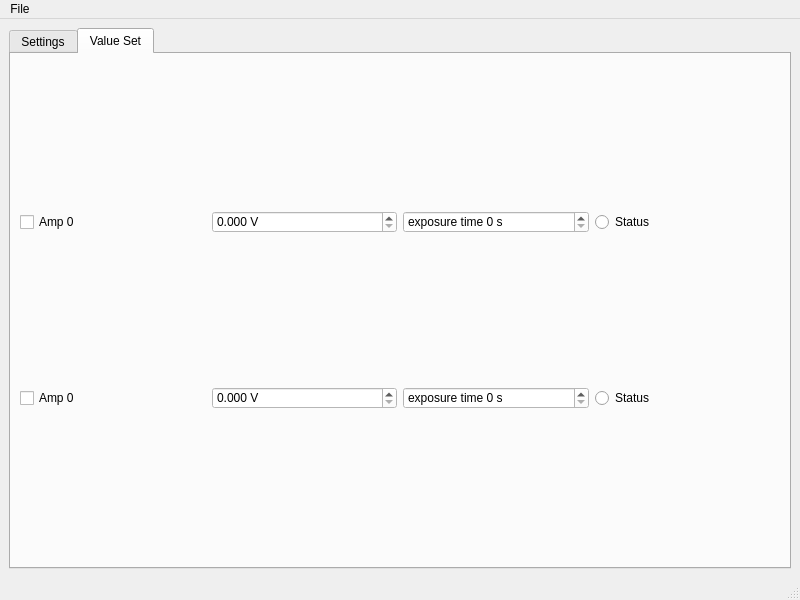
muchnoi/BNC-PB-5, file design.ui: the form before one commit.
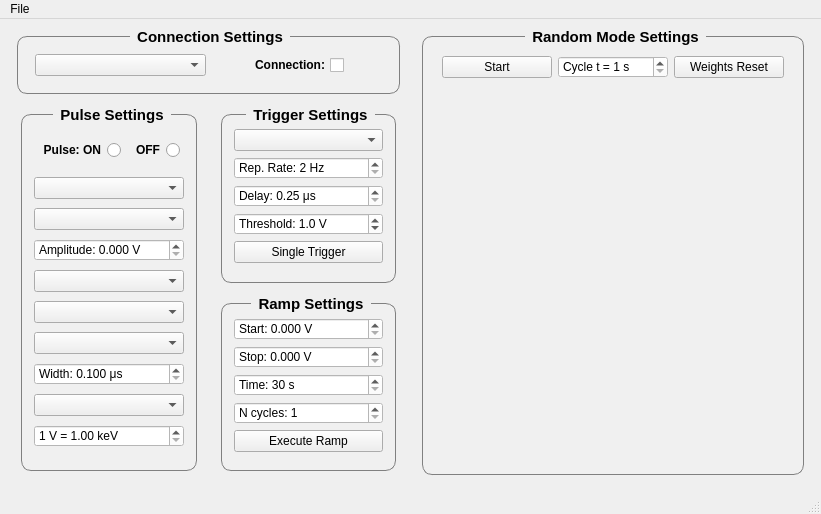
The form after the commit.

Diff of the .ui file:
```diff
--- a/design.ui
+++ b/design.ui
@@ -6,33 +6,47 @@
    <rect>
     <x>0</x>
     <y>0</y>
-    <width>800</width>
-    <height>600</height>
+    <width>821</width>
+    <height>514</height>
    </rect>
   </property>
   <property name="windowTitle">
    <string>MainWindow</string>
   </property>
   <property name="styleSheet">
-   <string notr="true">QGroupBox { border: 1px solid grey;   border-radius: 10px;   font-weight: bold; font-size: 12pt; color: black; padding:8px; margin:8px; background-color: #F0F0F0;}
+   <string notr="true">QGroupBox { border: 1px solid grey;   border-radius: 10px;   font-weight: bold; font-size: 11pt; color: black; padding:8px; margin:8px; background-color: #F0F0F0;}
 QGroupBox::title {  subcontrol-origin: margin;   subcontrol-position: top center;    padding:  0 5px;  }
 QSpinBox {             background-color: #FFFFFF; }
 QDoubleSpinBox {background-color: #FFFFFF;} </string>
   </property>
   <widget class="QWidget" name="centralwidget">
-   <layout class="QHBoxLayout" name="horizontalLayout_2">
+   <layout class="QHBoxLayout" name="horizontalLayout">
     <item>
-     <widget class="QTabWidget" name="tabWidget">
-      <property name="currentIndex">
-       <number>1</number>
+     <widget class="QFrame" name="frame_4">
+      <property name="frameShape">
+       <enum>QFrame::NoFrame</enum>
       </property>
-      <widget class="QWidget" name="settings_tab">
-       <attribute name="title">
-        <string>Settings</string>
-       </attribute>
-       <layout class="QVBoxLayout" name="verticalLayout_5">
+      <property name="frameShadow">
+       <enum>QFrame::Raised</enum>
+      </property>
+      <layout class="QVBoxLayout" name="verticalLayout_7">
+       <property name="spacing">
+        <number>0</number>
+       </property>
+       <property name="leftMargin">
+        <number>0</number>
+       </property>
+       <property name="topMargin">
+        <number>0</number>
+       </property>
+       <property name="rightMargin">
+        <number>0</number>
+       </property>
+       <property name="bottomMargin">
+        <number>0</number>
+       </property>
         <item>
-         <widget class="QGroupBox" name="groupBox">
+        <widget class="QGroupBox" name="ConnectionGroupBox">
           <property name="sizePolicy">
            <sizepolicy hsizetype="Preferred" vsizetype="Maximum">
             <horstretch>0</horstretch>
@@ -81,76 +95,56 @@
              </property>
             </widget>
            </item>
-           <item alignment="Qt::AlignHCenter">
-            <widget class="QRadioButton" name="PulseOnButton">
-             <property name="sizePolicy">
-              <sizepolicy hsizetype="Preferred" vsizetype="Fixed">
-               <horstretch>0</horstretch>
-               <verstretch>0</verstretch>
-              </sizepolicy>
-             </property>
-             <property name="font">
-              <font>
-               <weight>75</weight>
-               <bold>true</bold>
-              </font>
-             </property>
-             <property name="layoutDirection">
-              <enum>Qt::RightToLeft</enum>
-             </property>
-             <property name="text">
-              <string>Pulse ON</string>
-             </property>
-            </widget>
-           </item>
-           <item alignment="Qt::AlignHCenter">
-            <widget class="QRadioButton" name="PulseOffButton">
-             <property name="sizePolicy">
-              <sizepolicy hsizetype="Preferred" vsizetype="Fixed">
-               <horstretch>0</horstretch>
-               <verstretch>0</verstretch>
-              </sizepolicy>
-             </property>
-             <property name="font">
-              <font>
-               <weight>75</weight>
-               <bold>true</bold>
-              </font>
-             </property>
-             <property name="layoutDirection">
-              <enum>Qt::RightToLeft</enum>
-             </property>
-             <property name="text">
-              <string>Pulse OFF</string>
-             </property>
-            </widget>
-           </item>
           </layout>
          </widget>
         </item>
         <item>
-         <widget class="QFrame" name="frame_2">
+        <widget class="QFrame" name="frame_6">
           <property name="frameShape">
            <enum>QFrame::NoFrame</enum>
           </property>
           <property name="frameShadow">
-           <enum>QFrame::Plain</enum>
-          </property>
-          <layout class="QHBoxLayout" name="horizontalLayout">
+          <enum>QFrame::Raised</enum>
+         </property>
+         <layout class="QHBoxLayout" name="horizontalLayout_2">
            <property name="spacing">
-            <number>1</number>
+           <number>0</number>
            </property>
            <property name="leftMargin">
-            <number>1</number>
+           <number>0</number>
            </property>
            <property name="topMargin">
-            <number>1</number>
+           <number>0</number>
            </property>
            <property name="rightMargin">
-            <number>1</number>
+           <number>0</number>
            </property>
            <property name="bottomMargin">
-            <number>1</number>
+           <number>0</number>
+          </property>
+          <item>
+           <widget class="QFrame" name="frame_5">
+            <property name="frameShape">
+             <enum>QFrame::NoFrame</enum>
+            </property>
+            <property name="frameShadow">
+             <enum>QFrame::Raised</enum>
+            </property>
+            <layout class="QVBoxLayout" name="verticalLayout_6">
+             <property name="spacing">
+              <number>4</number>
+             </property>
+             <property name="leftMargin">
+              <number>4</number>
+             </property>
+             <property name="topMargin">
+              <number>4</number>
+             </property>
+             <property name="rightMargin">
+              <number>4</number>
+             </property>
+             <property name="bottomMargin">
+              <number>4</number>
            </property>
            <item>
             <widget class="QGroupBox" name="PulseGroupBox">
@@ -158,6 +152,95 @@
               <string>Pulse Settings</string>
              </property>
              <layout class="QVBoxLayout" name="verticalLayout">
+                <property name="spacing">
+                 <number>4</number>
+                </property>
+                <property name="leftMargin">
+                 <number>4</number>
+                </property>
+                <property name="topMargin">
+                 <number>4</number>
+                </property>
+                <property name="rightMargin">
+                 <number>4</number>
+                </property>
+                <property name="bottomMargin">
+                 <number>4</number>
+                </property>
+                <item>
+                 <widget class="QFrame" name="frame">
+                  <property name="sizePolicy">
+                   <sizepolicy hsizetype="Preferred" vsizetype="Maximum">
+                    <horstretch>0</horstretch>
+                    <verstretch>0</verstretch>
+                   </sizepolicy>
+                  </property>
+                  <property name="frameShape">
+                   <enum>QFrame::NoFrame</enum>
+                  </property>
+                  <property name="frameShadow">
+                   <enum>QFrame::Raised</enum>
+                  </property>
+                  <layout class="QHBoxLayout" name="horizontalLayout_5">
+                   <property name="leftMargin">
+                    <number>4</number>
+                   </property>
+                   <property name="topMargin">
+                    <number>8</number>
+                   </property>
+                   <property name="rightMargin">
+                    <number>4</number>
+                   </property>
+                   <property name="bottomMargin">
+                    <number>8</number>
+                   </property>
+                   <item>
+                    <widget class="QRadioButton" name="PulseOnButton">
+                     <property name="sizePolicy">
+                      <sizepolicy hsizetype="Preferred" vsizetype="Fixed">
+                       <horstretch>0</horstretch>
+                       <verstretch>0</verstretch>
+                      </sizepolicy>
+                     </property>
+                     <property name="font">
+                      <font>
+                       <weight>75</weight>
+                       <bold>true</bold>
+                      </font>
+                     </property>
+                     <property name="layoutDirection">
+                      <enum>Qt::RightToLeft</enum>
+                     </property>
+                     <property name="text">
+                      <string>Pulse: ON</string>
+                     </property>
+                    </widget>
+                   </item>
+                   <item>
+                    <widget class="QRadioButton" name="PulseOffButton">
+                     <property name="sizePolicy">
+                      <sizepolicy hsizetype="Preferred" vsizetype="Fixed">
+                       <horstretch>0</horstretch>
+                       <verstretch>0</verstretch>
+                      </sizepolicy>
+                     </property>
+                     <property name="font">
+                      <font>
+                       <weight>75</weight>
+                       <bold>true</bold>
+                      </font>
+                     </property>
+                     <property name="layoutDirection">
+                      <enum>Qt::RightToLeft</enum>
+                     </property>
+                     <property name="text">
+                      <string>OFF</string>
+                     </property>
+                    </widget>
+                   </item>
+                  </layout>
+                 </widget>
+                </item>
               <item>
                <widget class="QComboBox" name="PolarityBox"/>
               </item>
@@ -217,15 +300,79 @@
               <item>
                <widget class="QComboBox" name="ClampBox"/>
               </item>
+                <item>
+                 <widget class="QDoubleSpinBox" name="keVBox">
+                  <property name="prefix">
+                   <string>1 V = </string>
+                  </property>
+                  <property name="suffix">
+                   <string> keV</string>
+                  </property>
+                  <property name="minimum">
+                   <double>1.000000000000000</double>
+                  </property>
+                  <property name="maximum">
+                   <double>10000.000000000000000</double>
+                  </property>
+                  <property name="singleStep">
+                   <double>10.000000000000000</double>
+                  </property>
+                  <property name="value">
+                   <double>1.000000000000000</double>
+                  </property>
+                 </widget>
+                </item>
              </layout>
             </widget>
            </item>
+            </layout>
+           </widget>
+          </item>
+          <item>
+           <widget class="QFrame" name="frame_7">
+            <property name="frameShape">
+             <enum>QFrame::NoFrame</enum>
+            </property>
+            <property name="frameShadow">
+             <enum>QFrame::Raised</enum>
+            </property>
+            <layout class="QVBoxLayout" name="verticalLayout_8">
+             <property name="spacing">
+              <number>4</number>
+             </property>
+             <property name="leftMargin">
+              <number>4</number>
+             </property>
+             <property name="topMargin">
+              <number>4</number>
+             </property>
+             <property name="rightMargin">
+              <number>4</number>
+             </property>
+             <property name="bottomMargin">
+              <number>4</number>
+             </property>
            <item>
             <widget class="QGroupBox" name="TriggerGroupBox">
              <property name="title">
               <string>Trigger Settings</string>
              </property>
              <layout class="QVBoxLayout" name="verticalLayout_2">
+                <property name="spacing">
+                 <number>4</number>
+                </property>
+                <property name="leftMargin">
+                 <number>4</number>
+                </property>
+                <property name="topMargin">
+                 <number>4</number>
+                </property>
+                <property name="rightMargin">
+                 <number>4</number>
+                </property>
+                <property name="bottomMargin">
+                 <number>4</number>
+                </property>
               <item>
                <widget class="QComboBox" name="TriggerModeBox"/>
               </item>
@@ -235,7 +382,7 @@
                  <string> Hz</string>
                 </property>
                 <property name="prefix">
-                 <string>Frequency: </string>
+                   <string>Rep. Rate: </string>
                 </property>
                 <property name="minimum">
                  <number>2</number>
@@ -272,8 +419,20 @@
                 <property name="suffix">
                  <string> V</string>
                 </property>
+                  <property name="decimals">
+                   <number>1</number>
+                  </property>
+                  <property name="minimum">
+                   <double>0.100000000000000</double>
+                  </property>
                 <property name="maximum">
-                 <double>10.000000000000000</double>
+                   <double>3.500000000000000</double>
+                  </property>
+                  <property name="singleStep">
+                   <double>0.500000000000000</double>
+                  </property>
+                  <property name="value">
+                   <double>1.000000000000000</double>
                 </property>
                </widget>
               </item>
@@ -288,11 +447,11 @@
                 <property name="minimumSize">
                  <size>
                   <width>0</width>
-                  <height>50</height>
+                    <height>0</height>
                  </size>
                 </property>
                 <property name="text">
-                 <string>One Pulse Trigger</string>
+                   <string>Single Trigger</string>
                 </property>
                 <property name="autoDefault">
                  <bool>true</bool>
@@ -308,6 +467,21 @@
               <string>Ramp Settings</string>
              </property>
              <layout class="QVBoxLayout" name="verticalLayout_3">
+                <property name="spacing">
+                 <number>4</number>
+                </property>
+                <property name="leftMargin">
+                 <number>4</number>
+                </property>
+                <property name="topMargin">
+                 <number>4</number>
+                </property>
+                <property name="rightMargin">
+                 <number>4</number>
+                </property>
+                <property name="bottomMargin">
+                 <number>4</number>
+                </property>
               <item>
                <widget class="QDoubleSpinBox" name="RampStartBox">
                 <property name="prefix">
@@ -356,7 +530,7 @@
               <item>
                <widget class="QSpinBox" name="RampCyclBox">
                 <property name="prefix">
-                 <string>N of cycles: </string>
+                   <string>N cycles: </string>
                 </property>
                 <property name="minimum">
                  <number>1</number>
@@ -371,7 +545,7 @@
                 <property name="minimumSize">
                  <size>
                   <width>0</width>
-                  <height>50</height>
+                    <height>0</height>
                  </size>
                 </property>
                 <property name="text">
@@ -390,81 +564,93 @@
         </item>
        </layout>
       </widget>
-      <widget class="QWidget" name="values_tab">
-       <attribute name="title">
-        <string>Value Set</string>
-       </attribute>
-       <layout class="QGridLayout" name="gridLayout">
-        <item row="0" column="0">
-         <widget class="QCheckBox" name="A00">
-          <property name="text">
-           <string>Amp 0</string>
-          </property>
-         </widget>
-        </item>
-        <item row="0" column="1">
-         <widget class="QDoubleSpinBox" name="V00">
-          <property name="suffix">
-           <string> V</string>
-          </property>
-          <property name="decimals">
-           <number>3</number>
-          </property>
-         </widget>
-        </item>
-        <item row="0" column="2">
-         <widget class="QSpinBox" name="T00">
+       </item>
+      </layout>
+     </widget>
+    </item>
+    <item>
+     <widget class="QGroupBox" name="RandomGroupBox">
+      <property name="title">
+       <string>Random Mode Settings</string>
+      </property>
+      <layout class="QVBoxLayout" name="verticalLayout_5">
+       <property name="spacing">
+        <number>2</number>
+       </property>
+       <property name="leftMargin">
+        <number>2</number>
+       </property>
+       <property name="topMargin">
+        <number>2</number>
+       </property>
+       <property name="rightMargin">
+        <number>2</number>
+       </property>
+       <property name="bottomMargin">
+        <number>2</number>
+       </property>
+       <item>
+        <widget class="QFrame" name="frame_3">
+         <property name="sizePolicy">
+          <sizepolicy hsizetype="Preferred" vsizetype="Maximum">
+           <horstretch>0</horstretch>
+           <verstretch>0</verstretch>
+          </sizepolicy>
+         </property>
+         <property name="frameShape">
+          <enum>QFrame::NoFrame</enum>
+         </property>
+         <property name="frameShadow">
+          <enum>QFrame::Raised</enum>
+         </property>
+         <layout class="QHBoxLayout" name="horizontalLayout_4">
+          <item>
+           <widget class="QPushButton" name="RandomButton">
+            <property name="text">
+             <string>Start</string>
+            </property>
+           </widget>
+          </item>
+          <item>
+           <widget class="QSpinBox" name="TimerBox">
           <property name="suffix">
            <string> s</string>
           </property>
           <property name="prefix">
-           <string>exposure time </string>
-          </property>
-         </widget>
-        </item>
-        <item row="0" column="3">
-         <widget class="QRadioButton" name="radioButton">
-          <property name="text">
-           <string>Status</string>
-          </property>
-         </widget>
-        </item>
-        <item row="1" column="0">
-         <widget class="QCheckBox" name="A00_2">
+             <string>Cycle t = </string>
+            </property>
+            <property name="minimum">
+             <number>1</number>
+            </property>
+            <property name="maximum">
+             <number>10</number>
+            </property>
+           </widget>
+          </item>
+          <item>
+           <widget class="QPushButton" name="ResetButton">
           <property name="text">
-           <string>Amp 0</string>
+             <string>Weights Reset</string>
           </property>
          </widget>
         </item>
-        <item row="1" column="1">
-         <widget class="QDoubleSpinBox" name="V00_2">
-          <property name="suffix">
-           <string> V</string>
-          </property>
-          <property name="decimals">
-           <number>3</number>
-          </property>
-         </widget>
-        </item>
-        <item row="1" column="2">
-         <widget class="QSpinBox" name="T00_2">
-          <property name="suffix">
-           <string> s</string>
-          </property>
-          <property name="prefix">
-           <string>exposure time </string>
-          </property>
-         </widget>
-        </item>
-        <item row="1" column="3">
-         <widget class="QRadioButton" name="radioButton_2">
-          <property name="text">
-           <string>Status</string>
+         </layout>
+        </widget>
+       </item>
+       <item>
+        <widget class="QFrame" name="listframe">
+         <property name="styleSheet">
+          <string notr="true"/>
+         </property>
+         <property name="frameShape">
+          <enum>QFrame::NoFrame</enum>
+         </property>
+         <property name="frameShadow">
+          <enum>QFrame::Raised</enum>
           </property>
          </widget>
         </item>
        </layout>
-      </widget>
      </widget>
     </item>
    </layout>
@@ -474,7 +660,7 @@
     <rect>
      <x>0</x>
      <y>0</y>
-     <width>800</width>
+     <width>821</width>
      <height>22</height>
     </rect>
    </property>
```
Left out of the diff: 27 changed lines with no effect on the pictures. Lines whose indentation alone changed are shown as unchanged.
